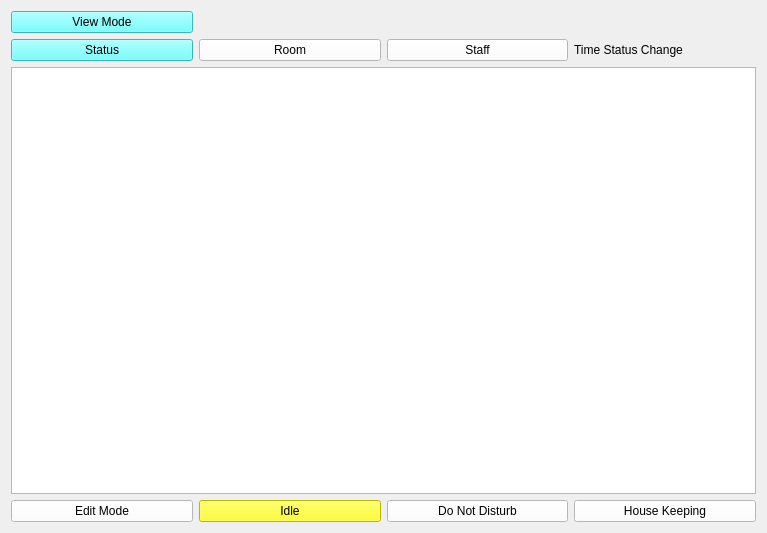
mmywong/ezLCD_RoomStatusManager, file layouts2/mainwindow.ui: the form before one commit.
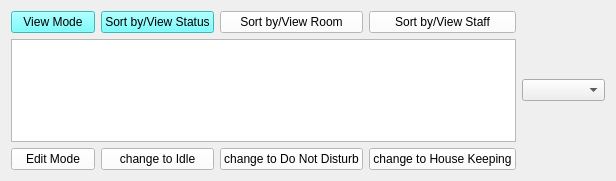
The form after the commit.

Patch:
```diff
--- a/layouts2/mainwindow.ui
+++ b/layouts2/mainwindow.ui
@@ -6,8 +6,8 @@
    <rect>
     <x>0</x>
     <y>0</y>
-    <width>767</width>
-    <height>533</height>
+    <width>616</width>
+    <height>181</height>
    </rect>
   </property>
   <property name="windowTitle">
@@ -17,96 +17,92 @@
    <layout class="QVBoxLayout" name="verticalLayout_2">
     <item>
      <layout class="QGridLayout" name="gridLayout">
-      <item row="3" column="2">
-       <widget class="QPushButton" name="changeStatusDND">
-        <property name="styleSheet">
-         <string notr="true">background-color:rgb(255, 255, 255)</string>
-        </property>
-        <property name="text">
-         <string>Do Not Disturb</string>
-        </property>
-       </widget>
+      <item row="4" column="4">
+       <widget class="QComboBox" name="comboBox"/>
       </item>
-      <item row="3" column="3">
-       <widget class="QPushButton" name="changeStatusHK">
-        <property name="styleSheet">
-         <string notr="true">background-color:rgb(255, 255, 255)</string>
-        </property>
-        <property name="text">
-         <string>House Keeping</string>
-        </property>
-       </widget>
-      </item>
-      <item row="3" column="1">
+      <item row="5" column="1">
        <widget class="QPushButton" name="changeStatusIdle">
         <property name="styleSheet">
-         <string notr="true">background-color:yellow</string>
+         <string notr="true">background-color:white</string>
         </property>
         <property name="text">
-         <string>Idle</string>
+         <string>change to Idle</string>
         </property>
        </widget>
       </item>
-      <item row="0" column="0">
-       <widget class="QPushButton" name="viewModeButton">
+      <item row="5" column="3">
+       <widget class="QPushButton" name="changeStatusHK">
         <property name="styleSheet">
-         <string notr="true">background-color:rgb(85,255,255)</string>
+         <string notr="true">background-color:rgb(255, 255, 255)</string>
         </property>
         <property name="text">
-         <string>View Mode</string>
+         <string>change to House Keeping</string>
+        </property>
+       </widget>
+      </item>
+      <item row="5" column="2">
+       <widget class="QPushButton" name="changeStatusDND">
+        <property name="styleSheet">
+         <string notr="true">background-color:rgb(255, 255, 255)</string>
+        </property>
+        <property name="text">
+         <string>change to Do Not Disturb</string>
+        </property>
+       </widget>
+      </item>
+      <item row="5" column="0">
+       <widget class="QPushButton" name="editModeButton">
+        <property name="styleSheet">
+         <string notr="true">background-color:white</string>
+        </property>
+        <property name="text">
+         <string>Edit Mode</string>
+        </property>
+       </widget>
+      </item>
+      <item row="4" column="0" colspan="4">
+       <widget class="QTableWidget" name="tableWidget"/>
+      </item>
+      <item row="1" column="3">
+       <widget class="QPushButton" name="viewStaffButton">
+        <property name="styleSheet">
+         <string notr="true">background-color:rgb(255, 255, 255)</string>
+        </property>
+        <property name="text">
+         <string>Sort by/View Staff</string>
         </property>
        </widget>
       </item>
       <item row="1" column="1">
-       <widget class="QPushButton" name="viewRoomButton">
-        <property name="styleSheet">
-         <string notr="true">background-color:rgb(255, 255, 255)</string>
-        </property>
-        <property name="text">
-         <string>Room</string>
-        </property>
-       </widget>
-      </item>
-      <item row="1" column="0">
        <widget class="QPushButton" name="viewStatusButton">
         <property name="styleSheet">
          <string notr="true">background-color:rgb(85, 255, 255)</string>
         </property>
         <property name="text">
-         <string>Status</string>
+         <string>Sort by/View Status</string>
         </property>
        </widget>
       </item>
-      <item row="1" column="3">
-       <widget class="QLabel" name="label">
+      <item row="1" column="0">
+       <widget class="QPushButton" name="viewModeButton">
+        <property name="styleSheet">
+         <string notr="true">background-color:rgb(85,255,255)</string>
+        </property>
         <property name="text">
-         <string>Time Status Change</string>
+         <string>View Mode</string>
         </property>
        </widget>
       </item>
       <item row="1" column="2">
-       <widget class="QPushButton" name="viewStaffButton">
+       <widget class="QPushButton" name="viewRoomButton">
         <property name="styleSheet">
          <string notr="true">background-color:rgb(255, 255, 255)</string>
         </property>
         <property name="text">
-         <string>Staff</string>
+         <string>Sort by/View Room</string>
         </property>
        </widget>
       </item>
-      <item row="3" column="0">
-       <widget class="QPushButton" name="editModeButton">
-        <property name="styleSheet">
-         <string notr="true">background-color:white</string>
-        </property>
-        <property name="text">
-         <string>Edit Mode</string>
-        </property>
-       </widget>
-      </item>
-      <item row="2" column="0" colspan="4">
-       <widget class="QTableWidget" name="tableWidget"/>
-      </item>
      </layout>
     </item>
    </layout>
```
